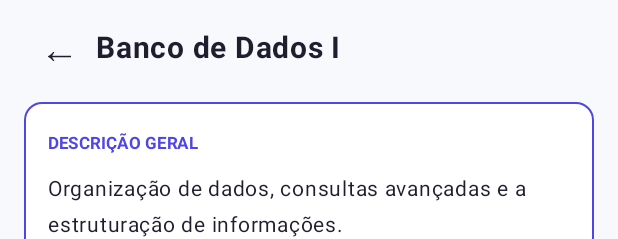
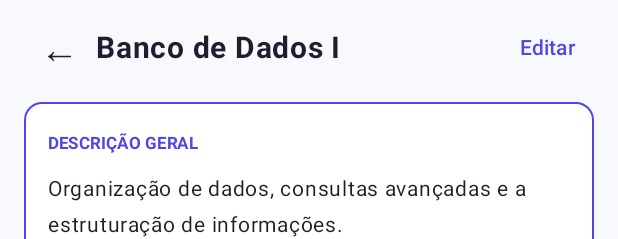
Before and after one commit to Yan-Guilherme29/StudyFocus, an Android app built with Jetpack Compose: the @Preview function DetalheDisciplinaScreenPreview, on a phone screen of 412 x 824 dp. Shown: the top 239 px of the screen. Run offline under Robolectric (Android 15) with nearby library versions, the phone set to English and light mode, and no system bars.

Commit message:
feat: adiciona botão Editar no Detalhe da disciplina

```diff
--- a/app/src/main/java/com/example/studyfocus/ui/disciplinas/DetalheDisciplinaScreen.kt
+++ b/app/src/main/java/com/example/studyfocus/ui/disciplinas/DetalheDisciplinaScreen.kt
@@ -86,7 +86,8 @@ private fun formatarData(millis: Long): String {
 fun DetalheDisciplinaScreen(
     onVoltarClick: () -> Unit = {},
     onVerTodasTarefasClick: () -> Unit = {},
-    onRevisarClick: () -> Unit = {}
+    onRevisarClick: () -> Unit = {},
+    onEditarClick: () -> Unit = {}
 ) {
     Column(
         modifier = Modifier
@@ -111,6 +112,10 @@ fun DetalheDisciplinaScreen(
                 fontWeight = FontWeight.Bold,
                 color = Texto
             )
+
+            Spacer(Modifier.weight(1f))
+
+            TextButton(onClick = onEditarClick) {Text(text = "Editar") }
         }
 
         Spacer(Modifier.height(12.dp))
```
